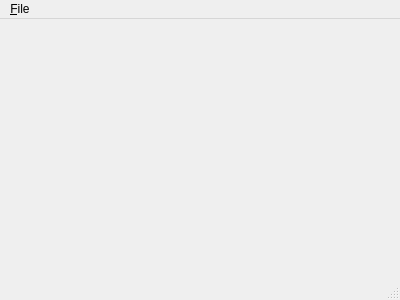
This is CmdGui/mainwindow.ui in PLLUG-Community-C-Qt-Roadmap/CPPQT-Roadmap-2017-1 as Qt 5 draws it before an edit. The edited form follows.
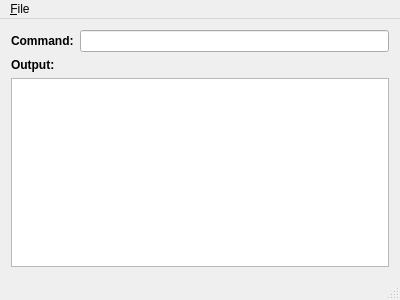
This is the edited form.

Commit message: Added separate class that executes commands in cmd.exe and returns console output. Created CmdProcess object and connected to MainWindow UI controls.

```diff
--- a/CmdGui/mainwindow.ui
+++ b/CmdGui/mainwindow.ui
@@ -13,7 +13,52 @@
   <property name="windowTitle">
    <string>MainWindow</string>
   </property>
-  <widget class="QWidget" name="centralWidget"/>
+  <widget class="QWidget" name="centralWidget">
+   <layout class="QVBoxLayout" name="verticalLayout">
+    <item>
+     <layout class="QHBoxLayout" name="horizontalLayout">
+      <item>
+       <widget class="QLabel" name="label">
+        <property name="font">
+         <font>
+          <pointsize>9</pointsize>
+          <weight>75</weight>
+          <bold>true</bold>
+         </font>
+        </property>
+        <property name="text">
+         <string>Command:</string>
+        </property>
+       </widget>
+      </item>
+      <item>
+       <widget class="QLineEdit" name="commandLineEdit"/>
+      </item>
+     </layout>
+    </item>
+    <item>
+     <widget class="QLabel" name="label_2">
+      <property name="font">
+       <font>
+        <pointsize>9</pointsize>
+        <weight>75</weight>
+        <bold>true</bold>
+       </font>
+      </property>
+      <property name="text">
+       <string>Output:</string>
+      </property>
+     </widget>
+    </item>
+    <item>
+     <widget class="QTextEdit" name="outputTextEdit">
+      <property name="readOnly">
+       <bool>true</bool>
+      </property>
+     </widget>
+    </item>
+   </layout>
+  </widget>
   <widget class="QMenuBar" name="menuBar">
    <property name="geometry">
     <rect>
```
The commit also changes 5 other files.
